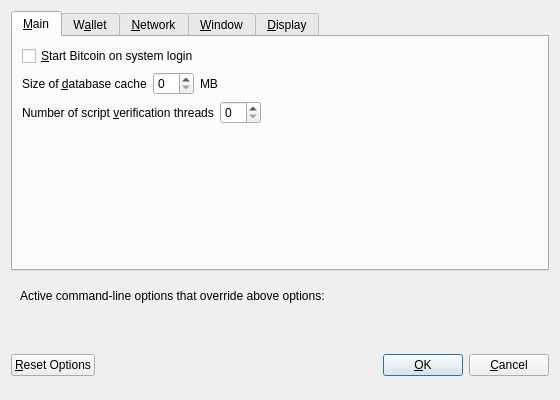
Above: src/qt/forms/optionsdialog.ui from Kefkius/MazaCoin before the change. Below: the same form after it.
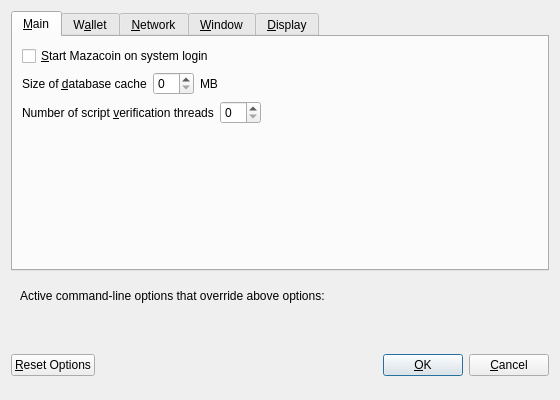
That is the form after the change. Custom widgets are drawn as their Qt base class.

Diff of the .ui file:
```diff
--- a/src/qt/forms/optionsdialog.ui
+++ b/src/qt/forms/optionsdialog.ui
@@ -33,7 +33,7 @@
           <string>Automatically start Bitcoin after logging in to the system.</string>
          </property>
          <property name="text">
-          <string>&amp;Start Bitcoin on system login</string>
+          <string>&amp;Start Mazacoin on system login</string>
          </property>
         </widget>
        </item>
```
Left out of the diff: 8 changed lines with no effect on the pictures.
